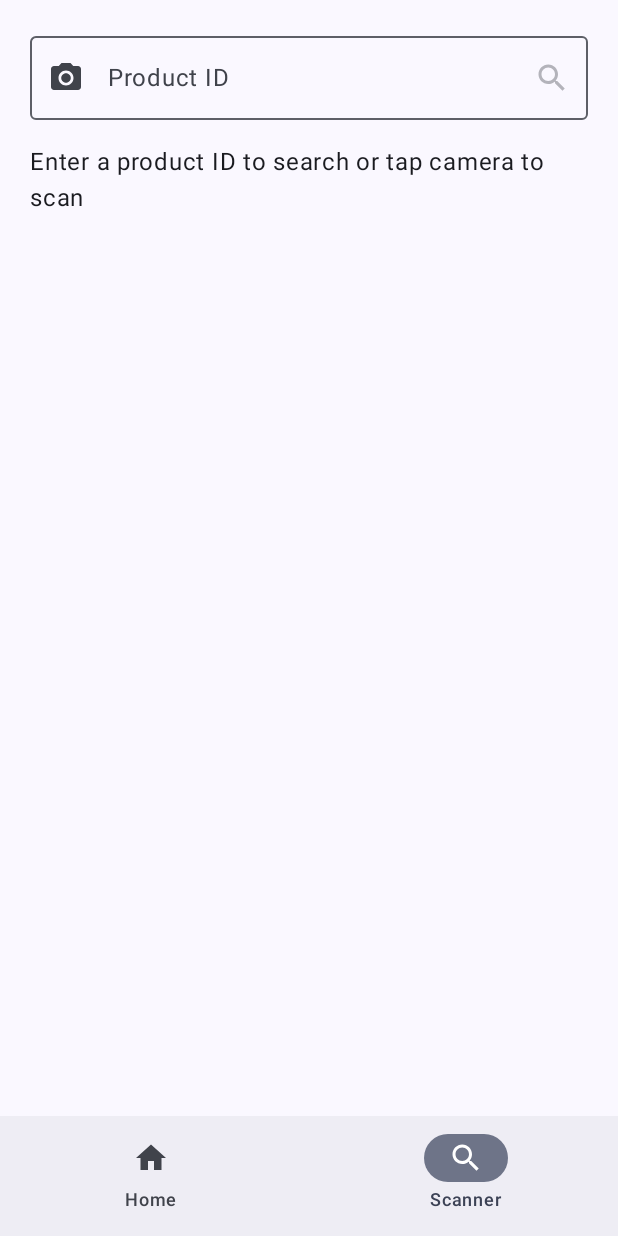
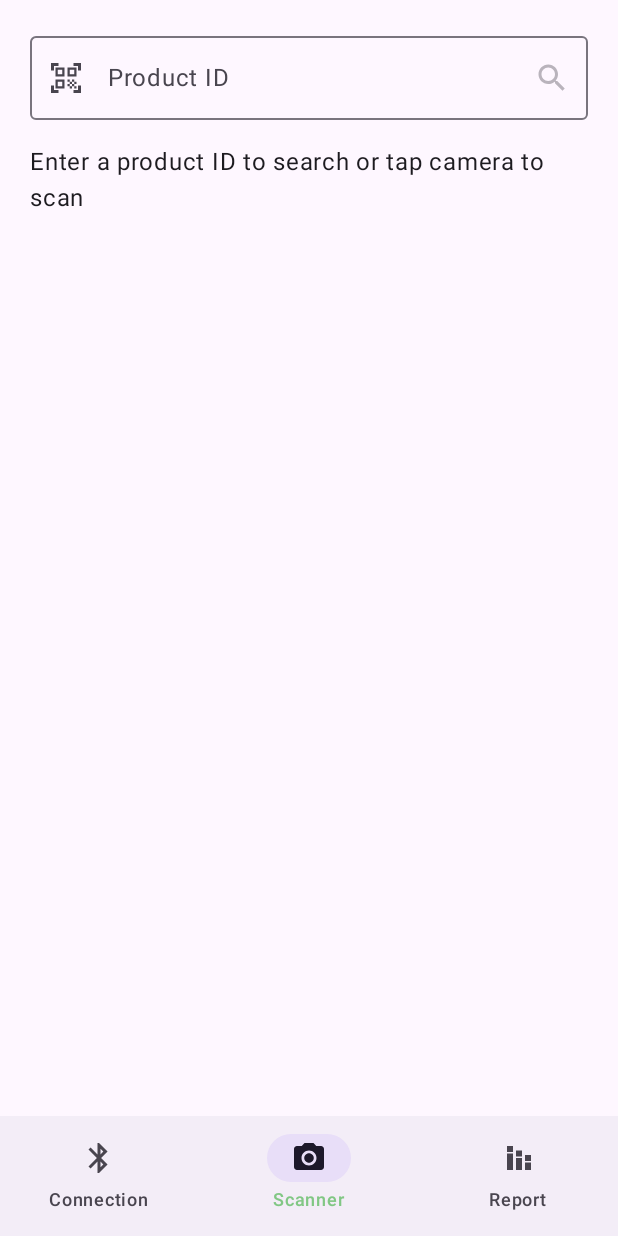
Before and after one commit to DayVil/smug, an Android app built with Jetpack Compose: the screen it shows after launch (MainActivity), item 2 of the bottom bar chosen, on a phone screen of 412 x 824 dp. Run offline under Robolectric (Android 15) with nearby library versions, the phone set to English and light mode, and no system bars; our stand-ins replace Room's generated code.

Commit message:
Reportscreen (#4)
* Add MainScreen route and connect it to navigation

* ReportScreen + navigation + UI änderungen

* solve merge request

---------

Co-authored-by: yann bernard <yann@arch.de>
Co-authored-by: Yann Bernard <yannbernard9@icloud.com>

```diff
--- a/smug_app/app/build.gradle.kts
+++ b/smug_app/app/build.gradle.kts
@@ -72,7 +72,7 @@ dependencies {
     implementation(libs.ktor.client.content.negotiation)
     implementation(libs.ktor.serialization.kotlinx.json)
 
-    implementation(libs.barcode.scanning)
+    implementation(libs.play.services.mlkit.barcode.scanning)
 
     implementation(libs.camerax.core)
     implementation(libs.camerax.camera2)
--- a/smug_app/app/src/main/java/com/github/smugapp/data/DrinkDao.kt
+++ b/smug_app/app/src/main/java/com/github/smugapp/data/DrinkDao.kt
@@ -17,6 +17,12 @@ interface DrinkDao {
                 "ORDER BY createdAt DESC"
     )
     fun getAllDrinkProducts(timestampThreshold: Long): Flow<List<DrinkProduct>>
+    @Query(
+        "SELECT * FROM drink_products " +
+                "WHERE date(createdAt / 1000, 'unixepoch') = date('now') " +
+                "ORDER BY createdAt DESC"
+    )
+    fun getTodayDrinkProducts(): Flow<List<DrinkProduct>>
 
     @Query(
         "SELECT * FROM drink_products " +
--- a/smug_app/app/src/main/java/com/github/smugapp/data/SmugRepo.kt
+++ b/smug_app/app/src/main/java/com/github/smugapp/data/SmugRepo.kt
@@ -11,6 +11,10 @@ class SmugRepo(private val drinkDao: DrinkDao, private val measurementDao: Measu
     fun getAllDrinkProducts(): Flow<List<DrinkProduct>> {
         val threshold = pastOffset(3)
         return drinkDao.getAllDrinkProducts(threshold)
+    }
+
+    fun getTodayDrinkProducts(): Flow<List<DrinkProduct>> {
+        return drinkDao.getTodayDrinkProducts()
     }
 
     suspend fun getDrinkProductById(id: String): DrinkProduct? {
--- a/smug_app/app/src/main/java/com/github/smugapp/ui/screens/BarCodeScannerRoute.kt
+++ b/smug_app/app/src/main/java/com/github/smugapp/ui/screens/BarCodeScannerRoute.kt
@@ -3,14 +3,16 @@
 import android.util.Log
 import androidx.compose.foundation.layout.Box
 import androidx.compose.foundation.layout.Column
+import androidx.compose.foundation.layout.Spacer
 import androidx.compose.foundation.layout.fillMaxSize
 import androidx.compose.foundation.layout.fillMaxWidth
 import androidx.compose.foundation.layout.padding
+import androidx.compose.foundation.layout.width
 import androidx.compose.foundation.text.KeyboardActions
 import androidx.compose.foundation.text.KeyboardOptions
 import androidx.compose.material.icons.Icons
 import androidx.compose.material.icons.automirrored.filled.ArrowBack
-import androidx.compose.material.icons.filled.CameraAlt
+import androidx.compose.material.icons.filled.QrCodeScanner
 import androidx.compose.material.icons.filled.Search
 import androidx.compose.material3.Icon
 import androidx.compose.material3.IconButton
@@ -119,6 +121,7 @@
                     .padding(start = 20.dp, top = 16.dp, end = 20.dp)
                     .fillMaxWidth()
             ) {
+
                 OutlinedTextField(
                     value = productId,
                     onValueChange = { productId = it },
@@ -152,7 +155,7 @@
                             enabled = uiState !is UiState.Loading
                         ) {
                             Icon(
-                                imageVector = Icons.Filled.CameraAlt,
+                                imageVector = Icons.Filled.QrCodeScanner,
                                 contentDescription = "Scan barcode"
                             )
                         }
@@ -160,8 +163,6 @@
                     modifier = Modifier.fillMaxWidth(),
                     enabled = uiState !is UiState.Loading
                 )
-
-
                 when (val state = uiState) {
                     is UiState.Loading -> {
                         Text(text = "Loading...", modifier = Modifier.padding(top = 16.dp))
--- a/smug_app/app/src/main/java/com/github/smugapp/ui/screens/HomeScreenRoute.kt
+++ b/smug_app/app/src/main/java/com/github/smugapp/ui/screens/HomeScreenRoute.kt
@@ -42,7 +42,7 @@ object HomeScreenRoute
 
 @SuppressLint("MissingPermission")
 @Composable
-fun HomeScreenContent(
+fun ConnectionScreenContent(
     bluetoothLEDiscoveryHandler: BluetoothLEDiscoveryHandler,
     bluetoothLEConnectionHandler: BluetoothLEConnectionHandler
 ) {
--- a/smug_app/app/src/main/java/com/github/smugapp/ui/screens/MainContent.kt
+++ b/smug_app/app/src/main/java/com/github/smugapp/ui/screens/MainContent.kt
@@ -5,8 +5,9 @@ import androidx.activity.compose.setContent
 import androidx.activity.enableEdgeToEdge
 import androidx.compose.foundation.layout.padding
 import androidx.compose.material.icons.Icons
-import androidx.compose.material.icons.filled.Home
-import androidx.compose.material.icons.filled.Search
+import androidx.compose.material.icons.filled.Bluetooth
+import androidx.compose.material.icons.filled.CameraAlt
+import androidx.compose.material.icons.filled.StackedBarChart
 import androidx.compose.material3.Icon
 import androidx.compose.material3.NavigationBar
 import androidx.compose.material3.NavigationBarItem
@@ -26,6 +27,9 @@ import androidx.navigation.compose.rememberNavController
 import com.github.smugapp.data.SmugRepo
 import com.github.smugapp.network.ble.BluetoothLEConnectionHandler
 import com.github.smugapp.network.ble.BluetoothLEDiscoveryHandler
+import com.github.smugapp.ui.screens.report.ReportScreen
+import com.github.smugapp.ui.screens.report.ReportScreenRoute
+import com.github.smugapp.ui.screens.report.ReportViewModel
 import com.github.smugapp.ui.theme.SmugAppTheme
 
 
@@ -39,15 +43,16 @@ class MainContent(
     private val bluetoothLEConnectionHandler: BluetoothLEConnectionHandler,
     private val repo: SmugRepo
 ) {
+    private val reportViewModel = ReportViewModel(repo)
     init {
         mainActivity.enableEdgeToEdge()
         mainActivity.setContent {
             SmugAppTheme {
                 val navController = rememberNavController()
-
                 val navItems = arrayOf(
-                    NavItem("Home", Icons.Filled.Home, HomeScreenRoute),
-                    NavItem("Scanner", Icons.Filled.Search, BarCodeScannerRoute)
+                    NavItem("Connection", Icons.Filled.Bluetooth, HomeScreenRoute),
+                    NavItem("Scanner", Icons.Filled.CameraAlt, BarCodeScannerRoute),
+                    NavItem("Report", Icons.Filled.StackedBarChart, ReportScreenRoute)
                 )
 
                 Scaffold(
@@ -59,13 +64,17 @@ class MainContent(
                         modifier = Modifier.padding(innerPadding)
                     ) {
                         composable<HomeScreenRoute> {
-                            HomeScreenContent(
+                            ConnectionScreenContent(
                                 bluetoothLEDiscoveryHandler, bluetoothLEConnectionHandler
                             )
                         }
                         composable<BarCodeScannerRoute> {
                             BarCodeScannerContent(repo)
                         }
+                        composable<ReportScreenRoute> {
+                            ReportScreen(reportViewModel)
+                        }
+
                     }
                 }
             }
--- /dev/null
+++ b/smug_app/app/src/main/java/com/github/smugapp/ui/screens/report/ReportViewModel.kt
@@ -0,0 +1,24 @@
+package com.github.smugapp.ui.screens.report
+
+import androidx.lifecycle.ViewModel
+import androidx.lifecycle.viewModelScope
+import com.github.smugapp.data.SmugRepo
+import com.github.smugapp.model.DrinkProduct
+import kotlinx.coroutines.flow.SharingStarted
+import kotlinx.coroutines.flow.StateFlow
+import kotlinx.coroutines.flow.map
+import kotlinx.coroutines.flow.stateIn
+
+
+class ReportViewModel(repo: SmugRepo) : ViewModel() {
+
+    private val _todayDrinks = repo.getTodayDrinkProducts()
+        .stateIn(viewModelScope, SharingStarted.WhileSubscribed(), emptyList())
+    val todayDrinks: StateFlow<List<DrinkProduct>> = _todayDrinks
+
+    val totalCalories: StateFlow<Double> = _todayDrinks
+        .map { drinks ->
+            drinks.sumOf { it.nutrients?.caloriesPer100g ?: 0.0 }
+        }
+        .stateIn(viewModelScope, SharingStarted.WhileSubscribed(), 0.0)
+}
--- a/smug_app/app/src/main/java/com/github/smugapp/ui/theme/Color.kt
+++ b/smug_app/app/src/main/java/com/github/smugapp/ui/theme/Color.kt
@@ -1,11 +1,14 @@
 package com.github.smugapp.ui.theme
+
 
 import androidx.compose.ui.graphics.Color
 
-val Purple80 = Color(0xFFD0BCFF)
-val PurpleGrey80 = Color(0xFFCCC2DC)
-val Pink80 = Color(0xFFEFB8C8)
+// Light Mode
+val GreenPrimaryLight = Color(0xFF4CAF50)  // Mittelgrün
+val GreenSecondaryLight = Color(0xFF81C784) // Hellgrün
+val GreenTertiaryLight = Color(0xFFA5D6A7) // Sehr hellgrün
 
-val Purple40 = Color(0xFF6650a4)
-val PurpleGrey40 = Color(0xFF625b71)
-val Pink40 = Color(0xFF7D5260)
+// Dark Mode
+val GreenPrimaryDark = Color(0xFF388E3C)
+val GreenSecondaryDark = Color(0xFF66BB6A)
+val GreenTertiaryDark = Color(0xFF81C784)
--- a/smug_app/app/src/main/java/com/github/smugapp/ui/theme/Theme.kt
+++ b/smug_app/app/src/main/java/com/github/smugapp/ui/theme/Theme.kt
@@ -10,16 +10,7 @@ import androidx.compose.material3.lightColorScheme
 import androidx.compose.runtime.Composable
 import androidx.compose.ui.platform.LocalContext
 
-private val DarkColorScheme = darkColorScheme(
-    primary = Purple80,
-    secondary = PurpleGrey80,
-    tertiary = Pink80
-)
 
-private val LightColorScheme = lightColorScheme(
-    primary = Purple40,
-    secondary = PurpleGrey40,
-    tertiary = Pink40
 
     /* Other default colors to override
     background = Color(0xFFFFFBFE),
@@ -30,28 +21,30 @@ private val LightColorScheme = lightColorScheme(
     onBackground = Color(0xFF1C1B1F),
     onSurface = Color(0xFF1C1B1F),
     */
-)
+
 
 @Composable
 fun SmugAppTheme(
     darkTheme: Boolean = isSystemInDarkTheme(),
-    // Dynamic color is available on Android 12+
-    dynamicColor: Boolean = true,
     content: @Composable () -> Unit
 ) {
-    val colorScheme = when {
-        dynamicColor && Build.VERSION.SDK_INT >= Build.VERSION_CODES.S -> {
-            val context = LocalContext.current
-            if (darkTheme) dynamicDarkColorScheme(context) else dynamicLightColorScheme(context)
-        }
-
-        darkTheme -> DarkColorScheme
-        else -> LightColorScheme
+    val colorScheme = if (darkTheme) {
+        darkColorScheme(
+            primary = GreenPrimaryDark,
+            secondary = GreenSecondaryDark,
+            tertiary = GreenTertiaryDark
+        )
+    } else {
+        lightColorScheme(
+            primary = GreenPrimaryLight,
+            secondary = GreenSecondaryLight,
+            tertiary = GreenTertiaryLight
+        )
     }
 
     MaterialTheme(
         colorScheme = colorScheme,
-        typography = Typography,
+        typography = AppTypography,
         content = content
     )
 }
--- a/smug_app/app/src/main/java/com/github/smugapp/ui/theme/Type.kt
+++ b/smug_app/app/src/main/java/com/github/smugapp/ui/theme/Type.kt
@@ -5,16 +5,18 @@ import androidx.compose.ui.text.TextStyle
 import androidx.compose.ui.text.font.FontFamily
 import androidx.compose.ui.text.font.FontWeight
 import androidx.compose.ui.unit.sp
+val AppTypography = Typography()
+
 
 // Set of Material typography styles to start with
-val Typography = Typography(
-    bodyLarge = TextStyle(
-        fontFamily = FontFamily.Default,
-        fontWeight = FontWeight.Normal,
-        fontSize = 16.sp,
-        lineHeight = 24.sp,
-        letterSpacing = 0.5.sp
-    )
+//val Typography = Typography(
+//    bodyLarge = TextStyle(
+//        fontFamily = FontFamily.Default,
+//        fontWeight = FontWeight.Normal,
+//        fontSize = 16.sp,
+//        lineHeight = 24.sp,
+//        letterSpacing = 0.5.sp
+//    )
     /* Other default text styles to override
     titleLarge = TextStyle(
         fontFamily = FontFamily.Default,
@@ -31,4 +33,4 @@ val Typography = Typography(
         letterSpacing = 0.5.sp
     )
     */
-)
+//)
--- a/smug_app/gradle/libs.versions.toml
+++ b/smug_app/gradle/libs.versions.toml
@@ -14,6 +14,7 @@ iconsextended = "1.7.8"
 serialization = "1.8.1"
 ktorVersion = "3.1.3"
 barcodeScanning = "17.3.0"
+playServicesMlkitBarcodeScanning = "18.3.1"
 cameraxVersion = "1.4.2"
 roomVersion = "2.7.1"
 kspVersion = "2.0.21-1.0.27"
@@ -38,6 +39,7 @@ androidx-icons-extended = { group = "androidx.compose.material", name = "materia
 navigation-compose = { group = "androidx.navigation", name = "navigation-compose", version.ref = "navigation"}
 
 barcode-scanning = { group = "com.google.mlkit", name = "barcode-scanning", version.ref = "barcodeScanning" }
+play-services-mlkit-barcode-scanning = { group = "com.google.android.gms", name = "play-services-mlkit-barcode-scanning", version.ref = "playServicesMlkitBarcodeScanning" }
 
 kotlinx-serialization-json = { group = "org.jetbrains.kotlinx", name = "kotlinx-serialization-json", version.ref = "serialization"}
 
```
Also changed, not shown: smug_app/app/src/main/java/com/github/smugapp/ui/screens/report/ReportScreen.kt (added, +60 -0 lines), 1 other file.
